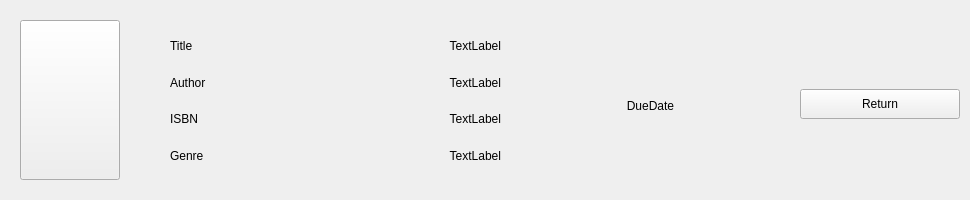
Frederick-Rive/CS106_LibrarySystem_GroupProject, file returnbooks.ui: the form before one commit.
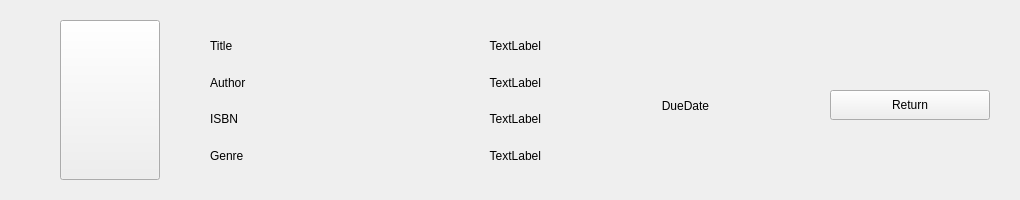
The form after the commit.

What changed in the file:
```diff
--- a/returnbooks.ui
+++ b/returnbooks.ui
@@ -6,13 +6,13 @@
    <rect>
     <x>0</x>
     <y>0</y>
-    <width>970</width>
+    <width>1020</width>
     <height>200</height>
    </rect>
   </property>
   <property name="minimumSize">
    <size>
-    <width>970</width>
+    <width>1020</width>
     <height>200</height>
    </size>
   </property>
@@ -22,9 +22,9 @@
   <widget class="QLabel" name="dueLabel">
    <property name="geometry">
     <rect>
-     <x>520</x>
+     <x>560</x>
      <y>90</y>
-     <width>261</width>
+     <width>251</width>
      <height>31</height>
     </rect>
    </property>
@@ -38,7 +38,7 @@
   <widget class="QWidget" name="layoutWidget">
    <property name="geometry">
     <rect>
-     <x>300</x>
+     <x>340</x>
      <y>30</y>
      <width>201</width>
      <height>141</height>
@@ -90,7 +90,7 @@
   <widget class="QWidget" name="layoutWidget_2">
    <property name="geometry">
     <rect>
-     <x>170</x>
+     <x>210</x>
      <y>30</y>
      <width>131</width>
      <height>141</height>
@@ -142,7 +142,7 @@
   <widget class="QPushButton" name="cover">
    <property name="geometry">
     <rect>
-     <x>20</x>
+     <x>60</x>
      <y>20</y>
      <width>100</width>
      <height>160</height>
@@ -155,8 +155,8 @@
   <widget class="QWidget" name="verticalLayoutWidget">
    <property name="geometry">
     <rect>
-     <x>800</x>
-     <y>59</y>
+     <x>830</x>
+     <y>60</y>
      <width>160</width>
      <height>91</height>
     </rect>
```
Left out of the diff: 3 changed lines with no effect on the pictures.
